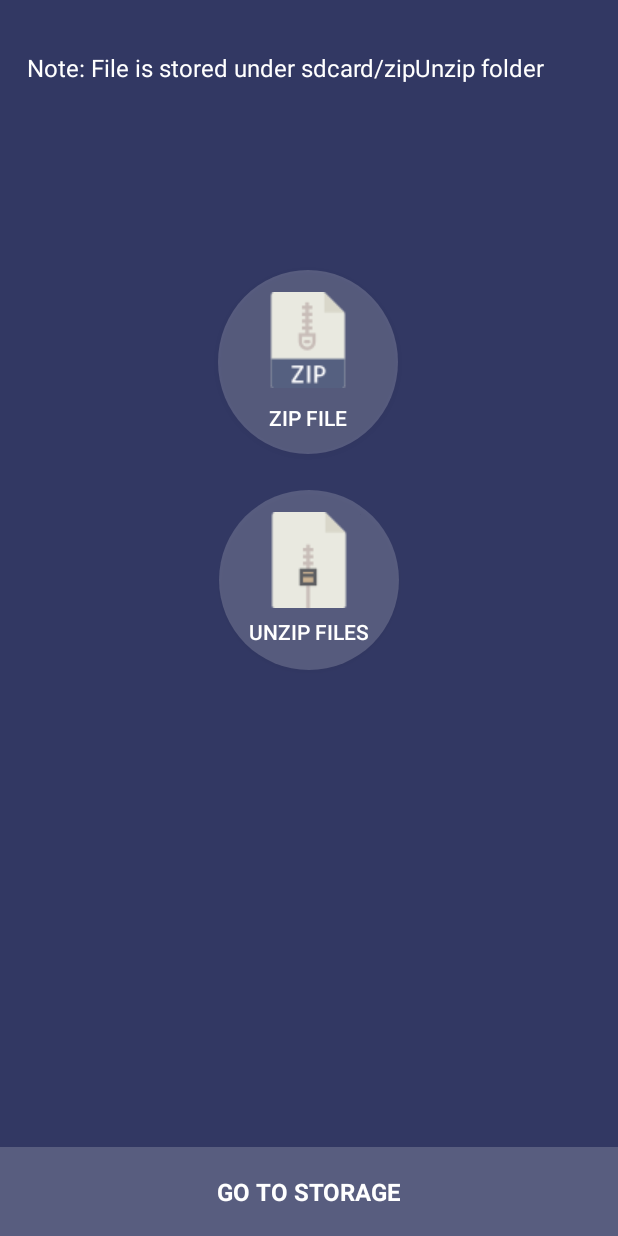
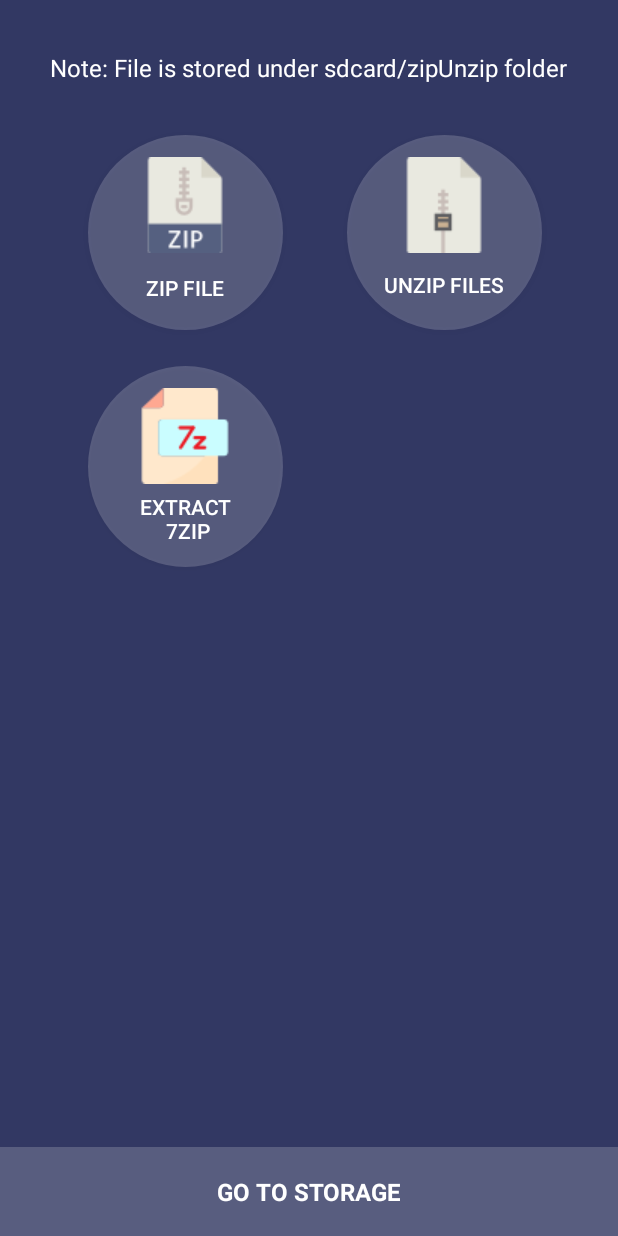
Before and after one commit to Neerav006/zipunzip, an Android app: the screen it shows after launch (MainActivity), on a phone screen of 412 x 824 dp. Run offline under Robolectric (Android 15) with nearby library versions, the phone set to English and light mode, and no system bars.

Commit message:
7z compression lib added

```diff
--- a/app/build.gradle
+++ b/app/build.gradle
@@ -32,5 +32,6 @@ dependencies {
     androidTestImplementation 'androidx.test:runner:1.1.1'
     androidTestImplementation 'androidx.test.espresso:espresso-core:3.1.1'
     implementation files('libs\\zip4j_1.3.2.jar')
+    implementation 'com.hzy:un7zip:1.5.0'
     implementation 'commons-io:commons-io:2.6'
 }
--- a/app/src/main/java/com/neerav/hmt/zipunzip/MainActivity.kt
+++ b/app/src/main/java/com/neerav/hmt/zipunzip/MainActivity.kt
@@ -117,6 +117,25 @@ class MainActivity : AppCompatActivity() {
                 startActivityForResult(intent, 400)
             }
 
+
+        }
+
+
+        btnExtract7ZipFile.setOnClickListener {
+            if (ContextCompat.checkSelfPermission(this@MainActivity, Manifest.permission.WRITE_EXTERNAL_STORAGE)
+                != PackageManager.PERMISSION_GRANTED
+            ) {
+                // Permission is not granted
+                ActivityCompat.requestPermissions(
+                    this@MainActivity,
+                    arrayOf(Manifest.permission.WRITE_EXTERNAL_STORAGE),
+                    1000
+                )
+            }
+            else{
+                // extract 7z file here
+
+            }
 
         }
 
@@ -305,4 +324,14 @@ class MainActivity : AppCompatActivity() {
         else
             dialog.dismiss()
     }
+
+
+    fun extract7Zip(filePath:String, outPutPath: String) {
+
+
+
+
+    }
+
+
 }
--- a/app/src/main/res/drawable/bg_round.xml
+++ b/app/src/main/res/drawable/bg_round.xml
@@ -9,6 +9,6 @@
             android:color="@color/color_light_background"/>
 
     <size
-            android:width="120dp"
-            android:height="120dp"/>
+            android:width="130dp"
+            android:height="130dp"/>
 </shape>
--- a/app/src/main/res/layout-v23/activity_main.xml
+++ b/app/src/main/res/layout-v23/activity_main.xml
@@ -17,18 +17,15 @@
             android:layout_height="wrap_content"
             android:id="@+id/btnZipFiles"
             android:background="@drawable/bg_round"
-            app:layout_constraintTop_toTopOf="parent"
             app:layout_constraintStart_toStartOf="parent"
             android:textColor="@android:color/white"
-            android:layout_marginStart="8dp" app:layout_constraintEnd_toEndOf="parent" android:layout_marginEnd="8dp"
-            app:layout_constraintHorizontal_bias="0.498"
-            android:layout_marginBottom="8dp" app:layout_constraintBottom_toBottomOf="parent"
-            app:layout_constraintVertical_bias="0.26"/>
+            android:layout_marginStart="16dp"
+            app:layout_constraintTop_toBottomOf="@+id/tvHelp" android:layout_marginTop="32dp"
+            app:layout_constraintEnd_toStartOf="@+id/btnUnZipFile"/>
     <Button
             android:text="@string/unzip_files"
             android:drawableTop="@drawable/unzip"
             android:textColor="@android:color/white"
-            app:layout_constraintTop_toBottomOf="@+id/btnZipFiles"
             android:layout_width="wrap_content"
             android:foreground="?attr/selectableItemBackground"
 
@@ -36,9 +33,11 @@
             android:background="@drawable/bg_round"
             android:layout_height="wrap_content"
             android:id="@+id/btnUnZipFile" app:layout_constraintEnd_toEndOf="parent" android:layout_marginEnd="8dp"
-            app:layout_constraintStart_toStartOf="parent" android:layout_marginStart="8dp"
-            android:layout_marginTop="24dp"/>
-    <TextView android:layout_width="0dp" android:layout_height="wrap_content"
+            app:layout_constraintTop_toTopOf="@+id/btnZipFiles"
+            app:layout_constraintStart_toEndOf="@+id/btnZipFiles"
+            app:layout_constraintBottom_toBottomOf="@+id/btnZipFiles"/>
+
+    <TextView android:layout_width="wrap_content" android:layout_height="wrap_content"
               android:id="@+id/tvHelp"
               android:textColor="@android:color/white"
               android:textSize="16sp"
@@ -53,7 +52,6 @@
               android:id="@+id/tvGoToStorage"
               android:textSize="16sp"
               android:gravity="center"
-              android:foreground="?attr/selectableItemBackground"
               android:textColor="@android:color/white"
               android:textStyle="bold"
               android:background="@color/color_light_background"
@@ -62,4 +60,18 @@
               app:layout_constraintBottom_toBottomOf="parent"
               app:layout_constraintEnd_toEndOf="parent"
               app:layout_constraintStart_toStartOf="parent"/>
+
+    <Button
+            android:text="Extract\n 7Zip"
+            android:drawableTop="@drawable/sevenz"
+            android:textColor="@android:color/white"
+            android:layout_width="wrap_content"
+            android:foreground="?attr/selectableItemBackground"
+
+            android:drawablePadding="5dp"
+            android:background="@drawable/bg_round"
+            android:layout_height="wrap_content"
+            android:id="@+id/btnExtract7ZipFile"
+            android:layout_marginTop="24dp" app:layout_constraintTop_toBottomOf="@+id/btnZipFiles"
+            app:layout_constraintStart_toStartOf="@+id/btnZipFiles"/>
 </androidx.constraintlayout.widget.ConstraintLayout>
--- a/app/src/main/res/layout/activity_main.xml
+++ b/app/src/main/res/layout/activity_main.xml
@@ -11,33 +11,29 @@
 
             android:text="@string/zip_file"
             android:layout_width="wrap_content"
-            android:foreground="?attr/selectableItemBackground"
             android:drawablePadding="10dp"
             android:drawableTop="@drawable/zip"
             android:layout_height="wrap_content"
             android:id="@+id/btnZipFiles"
             android:background="@drawable/bg_round"
-            app:layout_constraintTop_toTopOf="parent"
             app:layout_constraintStart_toStartOf="parent"
             android:textColor="@android:color/white"
-            android:layout_marginStart="8dp" app:layout_constraintEnd_toEndOf="parent" android:layout_marginEnd="8dp"
-            app:layout_constraintHorizontal_bias="0.498"
-            android:layout_marginBottom="8dp" app:layout_constraintBottom_toBottomOf="parent"
-            app:layout_constraintVertical_bias="0.26"/>
+            android:layout_marginStart="16dp"
+            app:layout_constraintTop_toBottomOf="@+id/tvHelp" android:layout_marginTop="32dp"
+            app:layout_constraintEnd_toStartOf="@+id/btnUnZipFile"/>
     <Button
             android:text="@string/unzip_files"
             android:drawableTop="@drawable/unzip"
             android:textColor="@android:color/white"
-            app:layout_constraintTop_toBottomOf="@+id/btnZipFiles"
             android:layout_width="wrap_content"
-            android:foreground="?attr/selectableItemBackground"
 
             android:drawablePadding="5dp"
             android:background="@drawable/bg_round"
             android:layout_height="wrap_content"
             android:id="@+id/btnUnZipFile" app:layout_constraintEnd_toEndOf="parent" android:layout_marginEnd="8dp"
-            app:layout_constraintStart_toStartOf="parent" android:layout_marginStart="8dp"
-            android:layout_marginTop="24dp"/>
+            app:layout_constraintTop_toTopOf="@+id/btnZipFiles"
+            app:layout_constraintStart_toEndOf="@+id/btnZipFiles"
+            app:layout_constraintBottom_toBottomOf="@+id/btnZipFiles"/>
 
     <TextView android:layout_width="wrap_content" android:layout_height="wrap_content"
               android:id="@+id/tvHelp"
@@ -47,7 +43,8 @@
               tools:text="Note: File is stored under sdcard."
               app:layout_constraintTop_toTopOf="parent"
               android:layout_marginTop="32dp" app:layout_constraintStart_toStartOf="parent"
-              android:layout_marginStart="16dp"/>
+              android:layout_marginStart="16dp" app:layout_constraintEnd_toEndOf="parent"
+              android:layout_marginEnd="16dp"/>
 
     <TextView android:layout_width="0dp" android:layout_height="59dp"
               android:id="@+id/tvGoToStorage"
@@ -61,4 +58,17 @@
               app:layout_constraintBottom_toBottomOf="parent"
               app:layout_constraintEnd_toEndOf="parent"
               app:layout_constraintStart_toStartOf="parent"/>
+
+
+    <Button
+            android:text="Extract\n 7Zip"
+            android:drawableTop="@drawable/sevenz"
+            android:textColor="@android:color/white"
+            android:layout_width="wrap_content"
+            android:drawablePadding="5dp"
+            android:background="@drawable/bg_round"
+            android:layout_height="wrap_content"
+            android:id="@+id/btnExtract7ZipFile"
+            android:layout_marginTop="24dp" app:layout_constraintTop_toBottomOf="@+id/btnZipFiles"
+            app:layout_constraintStart_toStartOf="@+id/btnZipFiles"/>
 </androidx.constraintlayout.widget.ConstraintLayout>
```
Also changed, not shown: app/src/main/res/drawable/sevenz.png (added).
